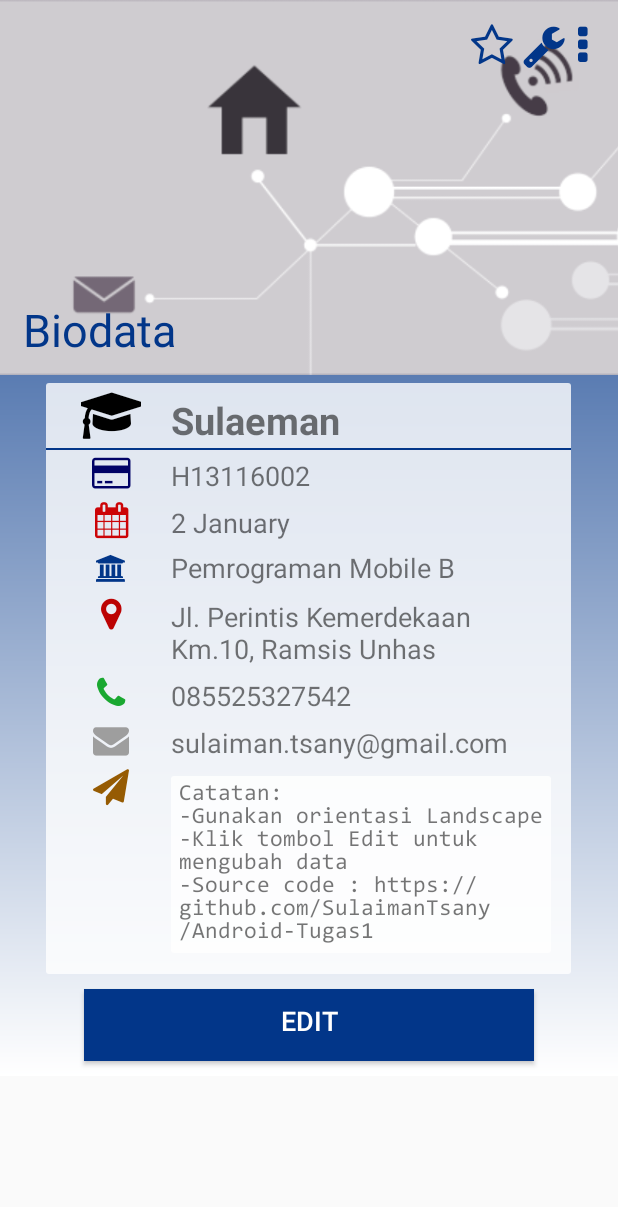
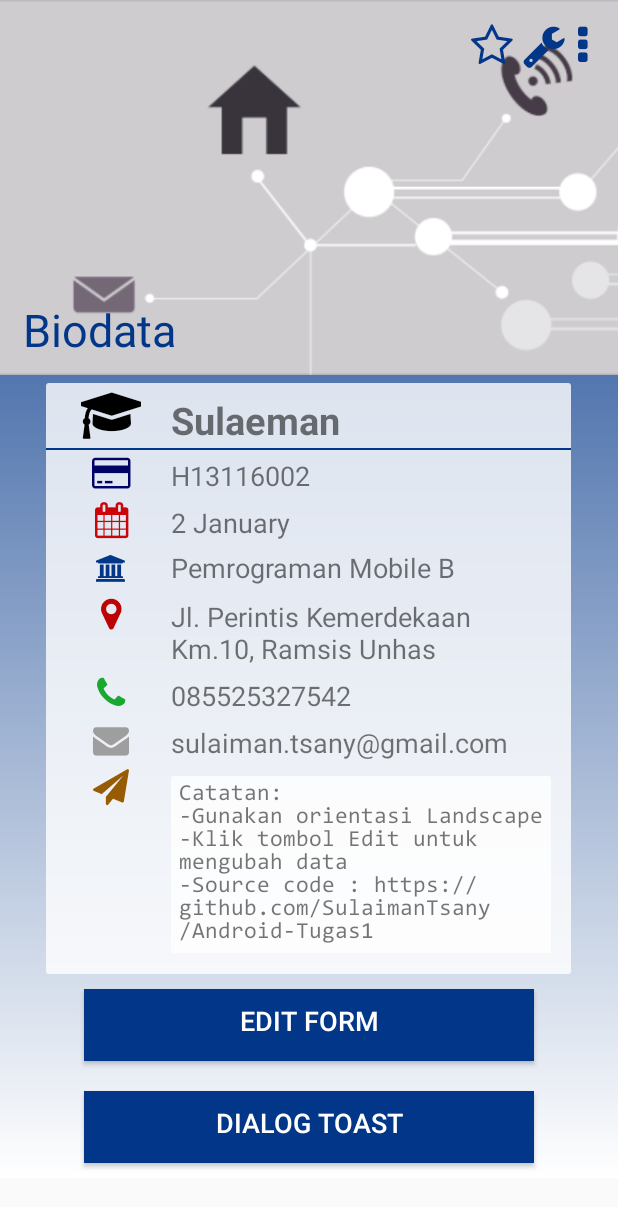
Before and after one commit to SulaimanTsany/Android-Studio, an Android app: the layout activity_main.xml on its own in the app's theme, with its tools: preview values and no code run, on a phone screen of 412 x 824 dp. Shown: the top 1207 px of the screen. Run offline under Robolectric (Android 15) with nearby library versions, the phone set to English and light mode, and no system bars.

Commit message:
tugas dialog selesai

```diff
--- a/app/src/main/java/com/example/diss/tugas01sule/MainActivity.java
+++ b/app/src/main/java/com/example/diss/tugas01sule/MainActivity.java
@@ -76,4 +76,10 @@ public class MainActivity extends AppCompatActivity {
         startActivity(intent);
         this.finish();
     }
+
+    public void dialogToastButton(View view) {
+        Intent intent = new Intent(this, TugasDialogActivity.class);
+        startActivity(intent);
+        this.finish();
+    }
 }
--- a/app/src/main/res/layout/activity_main.xml
+++ b/app/src/main/res/layout/activity_main.xml
@@ -275,7 +275,18 @@
             android:layout_margin="10dp"
             android:background="@color/colorPrimary"
             android:paddingBottom="5dp"
-            android:text="@string/save"
+            android:text="Edit Form"
+            android:textColor="#fff"
+            android:textSize="18sp"/>
+        <Button
+            android:onClick="dialogToastButton"
+            android:layout_width="300dp"
+            android:layout_height="wrap_content"
+            android:layout_gravity="center_horizontal"
+            android:layout_margin="10dp"
+            android:background="@color/colorPrimary"
+            android:paddingBottom="5dp"
+            android:text="Dialog Toast"
             android:textColor="#fff"
             android:textSize="18sp"/>
     </LinearLayout>
--- a/app/src/main/res/layout/dialog.xml
+++ b/app/src/main/res/layout/dialog.xml
@@ -42,6 +42,7 @@
             android:layout_height="wrap_content"
             android:text="Gender"/>
         <RadioGroup
+            android:id="@+id/radio_group"
             android:layout_width="wrap_content"
             android:layout_height="wrap_content"
             android:orientation="horizontal">
@@ -50,6 +51,7 @@
                 android:layout_width="wrap_content"
                 android:layout_height="wrap_content"
                 android:layout_marginEnd="10dp"
+                android:checked="true"
                 android:text="Pria"/>
             <RadioButton
                 android:id="@+id/gender_woman"
@@ -71,6 +73,7 @@
             android:layout_height="wrap_content"
             android:text="Agama"/>
         <Spinner
+            android:id="@+id/spinner_religion"
             android:layout_width="match_parent"
             android:layout_height="wrap_content"
             android:entries="@array/religions"/>
```
Also changed, not shown: app/src/main/AndroidManifest.xml (+5 -5 lines), app/src/main/java/com/example/diss/tugas01sule/TugasDialogActivity.java (+8 -2 lines).
